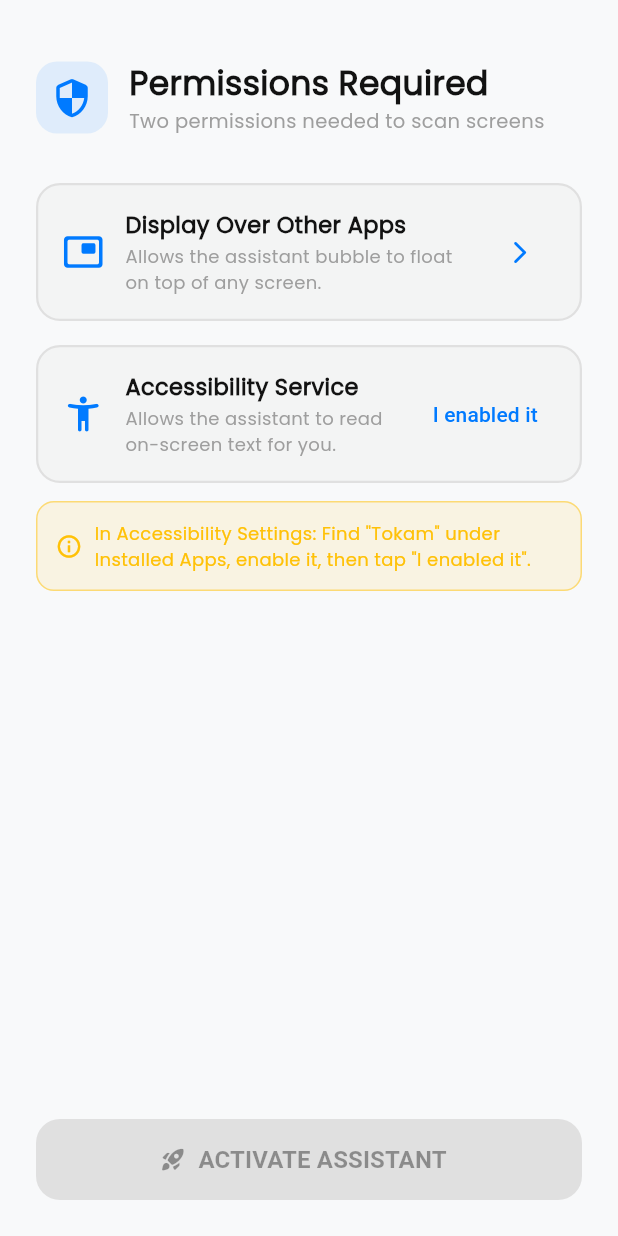
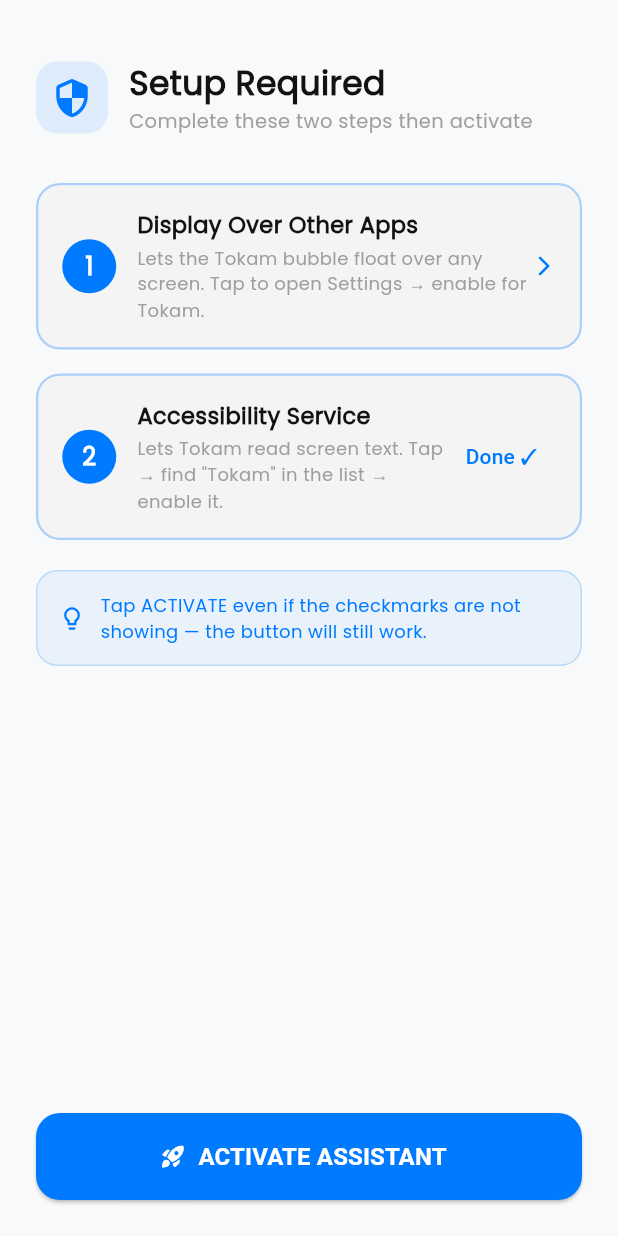
Before and after one commit to Enow777/Tokam, a Flutter app: the PermissionGateScreen screen opened directly, on a phone screen of 412 x 824 dp. Run offline on Flutter 3.47's test engine with Material 3 defaults, Android fonts, the phone set to English and light mode, and no system bars; our stand-ins replace firebase_auth, firebase_core, flutter_bloc, flutter_tts, google_generative_ai, google_sign_in and 1 more; missing offline and left inert: android_intent_plus, encrypted_shared_preferences, flutter_overlay_window; accounts and stored records are empty; statements that could not run were skipped.

Commit message:
fix: ACTIVATE button always enabled, errors shown as dialog

```diff
--- a/lib/features/onboarding/presentation/screens/permission_gate_screen.dart
+++ b/lib/features/onboarding/presentation/screens/permission_gate_screen.dart
@@ -10,9 +10,11 @@
   State<PermissionGateScreen> createState() => _PermissionGateScreenState();
 }
 
-class _PermissionGateScreenState extends State<PermissionGateScreen> with WidgetsBindingObserver {
+class _PermissionGateScreenState extends State<PermissionGateScreen>
+    with WidgetsBindingObserver {
   bool _isOverlayGranted = false;
   bool _isAccessibilityGranted = false;
+  bool _isActivating = false;
 
   @override
   void initState() {
@@ -27,7 +29,6 @@
     super.dispose();
   }
 
-  /// Re-check whenever user returns from Settings
   @override
   void didChangeAppLifecycleState(AppLifecycleState state) {
     if (state == AppLifecycleState.resumed) {
@@ -36,17 +37,15 @@
   }
 
   Future<void> _checkPermissions() async {
+    try {
       final overlay = await FlutterOverlayWindow.isPermissionGranted();
-    setState(() {
-      _isOverlayGranted = overlay;
-      // We infer accessibility is granted if overlay was also given (simplification).
-      // A real check would use a MethodChannel back from the service.
-      _isAccessibilityGranted = _isAccessibilityGranted;
-    });
+      if (mounted) {
+        setState(() => _isOverlayGranted = overlay);
+      }
+    } catch (_) {}
   }
 
   void _requestOverlay() async {
-    // Deep-link directly to this app's overlay permission page
     try {
       const intent = AndroidIntent(
         action: 'android.settings.action.MANAGE_OVERLAY_PERMISSION',
@@ -54,52 +53,86 @@
       );
       await intent.launch();
     } catch (_) {
-      // Fallback to the flutter_overlay_window method
       await FlutterOverlayWindow.requestPermission();
     }
-    // Re-check when user comes back via WidgetsBindingObserver
   }
 
   void _requestAccessibility() async {
-    // Open accessibility settings — Android doesn't allow deep-linking to a
-    // specific service, so we open the list and show the user what to find.
     const intent = AndroidIntent(
       action: 'android.settings.ACCESSIBILITY_SETTINGS',
     );
     await intent.launch();
   }
 
-  void _markAccessibilityDone() {
-    setState(() => _isAccessibilityGranted = true);
-  }
-
   Future<void> _activateSystem() async {
+    setState(() => _isActivating = true);
     try {
       await FlutterOverlayWindow.showOverlay(
         enableDrag: true,
         overlayTitle: "Tokam Assistant",
-        overlayContent: 'Screen assistant is active',
+        overlayContent: 'Tap the bubble to scan the screen',
         flag: OverlayFlag.defaultFlag,
-        startPosition: const OverlayPosition(-60, 260),
+        startPosition: const OverlayPosition(0, 200),
         height: 130,
         width: 130,
       );
-    } catch (e) {
+      // If we get here the overlay launched successfully
       if (mounted) {
         ScaffoldMessenger.of(context).showSnackBar(
-          SnackBar(
-            content: Text('Overlay started. If bubble is not visible, check "Draw over apps" permission. ($e)'),
-            duration: const Duration(seconds: 4),
+          const SnackBar(
+            content: Text('✅ Tokam bubble is now active! Minimize this app and tap the bubble.'),
+            duration: Duration(seconds: 4),
+            backgroundColor: AppColors.successState,
           ),
         );
       }
+    } catch (e) {
+      if (mounted) {
+        final msg = e.toString().toLowerCase();
+        String hint;
+        if (msg.contains('permission') || msg.contains('overlay')) {
+          hint = 'Please tap "Display Over Other Apps" above and enable the permission for Tokam.';
+        } else {
+          hint = 'Error: $e';
         }
+        _showErrorDialog(hint);
+      }
+    }
+    if (mounted) setState(() => _isActivating = false);
+  }
+
+  void _showErrorDialog(String message) {
+    showDialog(
+      context: context,
+      builder: (_) => AlertDialog(
+        shape: RoundedRectangleBorder(borderRadius: BorderRadius.circular(20)),
+        title: const Row(
+          children: [
+            Icon(Icons.warning_amber_rounded, color: Colors.orange),
+            SizedBox(width: 8),
+            Text('Could Not Activate'),
+          ],
+        ),
+        content: Text(message),
+        actions: [
+          TextButton(
+            onPressed: () {
+              Navigator.pop(context);
+              _requestOverlay();
+            },
+            child: const Text('Open Settings'),
+          ),
+          TextButton(
+            onPressed: () => Navigator.pop(context),
+            child: const Text('OK'),
+          ),
+        ],
+      ),
+    );
   }
 
   @override
   Widget build(BuildContext context) {
-    // Overlay permission is mandatory. Accessibility can be enabled after launch.
-    final canActivate = _isOverlayGranted;
     return Scaffold(
       body: SafeArea(
         child: Padding(
@@ -108,6 +141,8 @@
             crossAxisAlignment: CrossAxisAlignment.start,
             children: [
               const SizedBox(height: 16),
+
+              // Header
               Row(
                 children: [
                   Container(
@@ -124,72 +159,100 @@
                     child: Column(
                       crossAxisAlignment: CrossAxisAlignment.start,
                       children: [
-                        Text('Permissions Required',
-                            style: TextStyle(fontSize: 22, fontWeight: FontWeight.bold)),
-                        Text('Two permissions needed to scan screens',
-                            style: TextStyle(color: Colors.grey, fontSize: 13)),
+                        Text('Setup Required',
+                            style: TextStyle(
+                                fontSize: 22, fontWeight: FontWeight.bold)),
+                        Text('Complete these two steps then activate',
+                            style:
+                                TextStyle(color: Colors.grey, fontSize: 13)),
                       ],
                     ),
                   ),
                 ],
               ),
               const SizedBox(height: 32),
-              _PermissionTile(
+
+              // Step 1 — Overlay
+              _StepTile(
+                step: '1',
                 icon: Icons.picture_in_picture_rounded,
-                title: "Display Over Other Apps",
-                subtitle: "Allows the assistant bubble to float on top of any screen.",
+                title: 'Display Over Other Apps',
+                subtitle:
+                    'Lets the Tokam bubble float over any screen. Tap to open Settings → enable for Tokam.',
                 isGranted: _isOverlayGranted,
-                onPressed: _requestOverlay,
+                onTap: _requestOverlay,
               ),
               const SizedBox(height: 16),
-              _PermissionTile(
+
+              // Step 2 — Accessibility
+              _StepTile(
+                step: '2',
                 icon: Icons.accessibility_new_rounded,
-                title: "Accessibility Service",
-                subtitle: "Allows the assistant to read on-screen text for you.",
+                title: 'Accessibility Service',
+                subtitle:
+                    'Lets Tokam read screen text. Tap → find "Tokam" in the list → enable it.',
                 isGranted: _isAccessibilityGranted,
-                onPressed: _requestAccessibility,
-                trailingWidget: _isAccessibilityGranted
+                onTap: _requestAccessibility,
+                trailing: _isAccessibilityGranted
                     ? null
                     : TextButton(
-                        onPressed: _markAccessibilityDone,
-                        child: const Text("I enabled it"),
+                        onPressed: () =>
+                            setState(() => _isAccessibilityGranted = true),
+                        child: const Text('Done ✓'),
                       ),
               ),
-              const SizedBox(height: 12),
-              if (!_isAccessibilityGranted)
+              const SizedBox(height: 20),
+
+              // Info card
               Container(
-                  padding: const EdgeInsets.all(12),
+                padding: const EdgeInsets.all(14),
                 decoration: BoxDecoration(
-                    color: Colors.amber.withValues(alpha: 0.1),
-                    borderRadius: BorderRadius.circular(12),
-                    border: Border.all(color: Colors.amber.withValues(alpha: 0.5)),
+                  color: AppColors.primaryAccent.withValues(alpha: 0.06),
+                  borderRadius: BorderRadius.circular(14),
+                  border: Border.all(
+                      color: AppColors.primaryAccent.withValues(alpha: 0.2)),
                 ),
                 child: const Row(
                   children: [
-                      Icon(Icons.info_outline, color: Colors.amber, size: 18),
-                      SizedBox(width: 8),
+                    Icon(Icons.lightbulb_outline,
+                        color: AppColors.primaryAccent, size: 18),
+                    SizedBox(width: 10),
                     Expanded(
                       child: Text(
-                          'In Accessibility Settings: Find "Tokam" under Installed Apps, enable it, then tap "I enabled it".',
-                          style: TextStyle(fontSize: 12, color: Colors.amber),
+                        'Tap ACTIVATE even if the checkmarks are not showing — the button will still work.',
+                        style: TextStyle(
+                            fontSize: 12, color: AppColors.primaryAccent),
                       ),
                     ),
                   ],
                 ),
               ),
+
               const Spacer(),
+
+              // ACTIVATE button — ALWAYS enabled
               SizedBox(
                 width: double.infinity,
-                height: 54,
+                height: 58,
                 child: ElevatedButton.icon(
-                  onPressed: canActivate ? _activateSystem : null,
-                  icon: const Icon(Icons.rocket_launch_rounded),
-                  label: const Text('ACTIVATE ASSISTANT',
-                      style: TextStyle(fontSize: 16, fontWeight: FontWeight.bold)),
+                  // Always enabled — we handle errors gracefully inside
+                  onPressed: _isActivating ? null : _activateSystem,
+                  icon: _isActivating
+                      ? const SizedBox(
+                          width: 20,
+                          height: 20,
+                          child: CircularProgressIndicator(
+                              strokeWidth: 2, color: Colors.white),
+                        )
+                      : const Icon(Icons.rocket_launch_rounded),
+                  label: Text(
+                    _isActivating ? 'Activating...' : 'ACTIVATE ASSISTANT',
+                    style: const TextStyle(
+                        fontSize: 16, fontWeight: FontWeight.bold),
+                  ),
                   style: ElevatedButton.styleFrom(
                     backgroundColor: AppColors.primaryAccent,
                     foregroundColor: Colors.white,
-                    disabledBackgroundColor: Colors.grey.shade300,
                     shape: RoundedRectangleBorder(
                         borderRadius: BorderRadius.circular(16)),
                   ),
@@ -203,67 +266,87 @@
   }
 }
 
-class _PermissionTile extends StatelessWidget {
+// ── Step tile ────────────────────────────────────────────────────────────────
+class _StepTile extends StatelessWidget {
+  final String step;
   final IconData icon;
   final String title;
   final String subtitle;
   final bool isGranted;
-  final VoidCallback onPressed;
-  final Widget? trailingWidget;
+  final VoidCallback onTap;
+  final Widget? trailing;
 
-  const _PermissionTile({
+  const _StepTile({
+    required this.step,
     required this.icon,
     required this.title,
     required this.subtitle,
     required this.isGranted,
-    required this.onPressed,
-    this.trailingWidget,
+    required this.onTap,
+    this.trailing,
   });
 
   @override
   Widget build(BuildContext context) {
-    return Container(
+    return GestureDetector(
+      onTap: onTap,
+      child: Container(
         padding: const EdgeInsets.all(16),
         decoration: BoxDecoration(
           color: isGranted
               ? AppColors.successState.withValues(alpha: 0.07)
-            : Colors.grey.withValues(alpha: 0.06),
+              : Colors.grey.withValues(alpha: 0.05),
           borderRadius: BorderRadius.circular(16),
           border: Border.all(
-          color: isGranted ? AppColors.successState : Colors.grey.shade300,
+            color: isGranted
+                ? AppColors.successState
+                : AppColors.primaryAccent.withValues(alpha: 0.3),
             width: 1.5,
           ),
         ),
         child: Row(
           children: [
-          Icon(icon,
-              color: isGranted ? AppColors.successState : AppColors.primaryAccent,
-              size: 28),
+            // Step badge
+            Container(
+              width: 36,
+              height: 36,
+              decoration: BoxDecoration(
+                color: isGranted
+                    ? AppColors.successState
+                    : AppColors.primaryAccent,
+                shape: BoxShape.circle,
+              ),
+              child: Center(
+                child: isGranted
+                    ? const Icon(Icons.check, color: Colors.white, size: 18)
+                    : Text(step,
+                        style: const TextStyle(
+                            color: Colors.white,
+                            fontWeight: FontWeight.bold,
+                            fontSize: 16)),
+              ),
+            ),
             const SizedBox(width: 14),
             Expanded(
               child: Column(
                 crossAxisAlignment: CrossAxisAlignment.start,
                 children: [
                   Text(title,
-                    style: const TextStyle(fontWeight: FontWeight.bold, fontSize: 15)),
-                const SizedBox(height: 2),
+                      style: const TextStyle(
+                          fontWeight: FontWeight.bold, fontSize: 15)),
+                  const SizedBox(height: 3),
                   Text(subtitle,
-                    style: const TextStyle(color: Colors.grey, fontSize: 12)),
+                      style:
+                          const TextStyle(color: Colors.grey, fontSize: 12)),
                 ],
               ),
             ),
-          const SizedBox(width: 8),
-          if (isGranted)
-            const Icon(Icons.check_circle, color: AppColors.successState)
-          else if (trailingWidget != null)
-            trailingWidget!
-          else
-            IconButton(
-              onPressed: onPressed,
-              icon: const Icon(Icons.arrow_forward_ios_rounded,
-                  color: AppColors.primaryAccent, size: 18),
+            if (trailing != null) trailing!,
+            if (trailing == null && !isGranted)
+              const Icon(Icons.arrow_forward_ios_rounded,
+                  color: AppColors.primaryAccent, size: 16),
+          ],
         ),
-        ],
       ),
     );
   }
```
Lines whose indentation alone changed are shown as unchanged.
